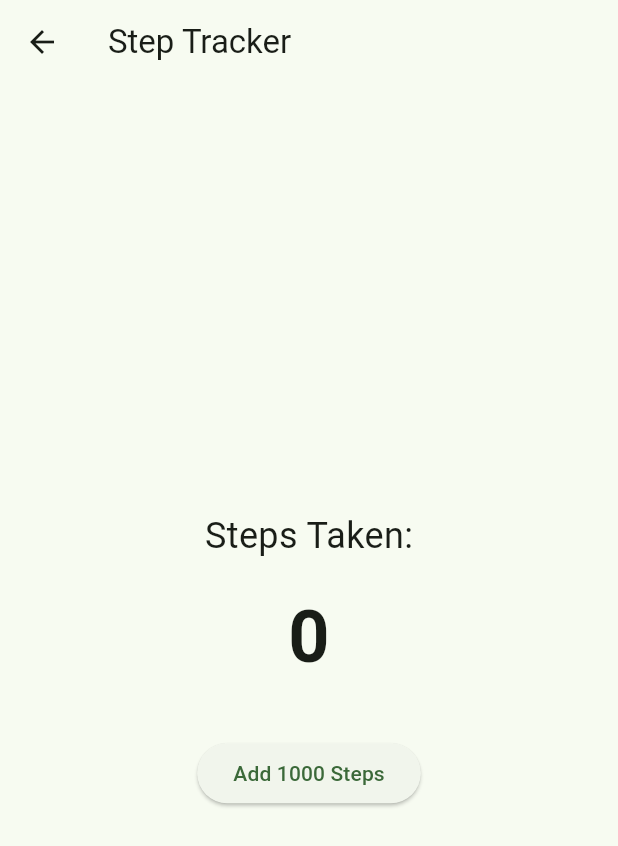
After one commit to Sanchita-sen/health_tracker, a Flutter app: the steps screen opened directly, on a phone screen of 412 x 824 dp. The commit adds this screen. Shown: the top 846 px of the screen. Run offline on Flutter 3.47's test engine with Material 3 defaults, Android fonts, the phone set to English and light mode, and no system bars.

Commit message:
dashboard page and steps update

```diff
--- /dev/null
+++ b/lib/features/steps.dart
@@ -0,0 +1,48 @@
+import 'package:flutter/material.dart';
+
+class steps extends StatefulWidget {
+  const steps({Key? key}) : super(key: key);
+
+  @override
+  _stepsState createState() => _stepsState();
+}
+
+class _stepsState extends State<steps> {
+  int _stepCount = 0;
+
+  void _incrementSteps() {
+    setState(() {
+      _stepCount += 1000; // Simulate step increment
+    });
+  }
+
+  @override
+  Widget build(BuildContext context) {
+    return Scaffold(
+      appBar: AppBar(
+        title: Text('Step Tracker'),
+      ),
+      body: Center(
+        child: Column(
+          mainAxisAlignment: MainAxisAlignment.center,
+          children: [
+            Text(
+              'Steps Taken:',
+              style: TextStyle(fontSize: 24),
+            ),
+            SizedBox(height: 16),
+            Text(
+              '$_stepCount',
+              style: TextStyle(fontSize: 48, fontWeight: FontWeight.bold),
+            ),
+            SizedBox(height: 32),
+            ElevatedButton(
+              onPressed: _incrementSteps,
+              child: Text('Add 1000 Steps'),
+            ),
+          ],
+        ),
+      ),
+    );
+  }
+}
```
Also changed, not shown: lib/features/dashboard.dart (+52 -3 lines).
